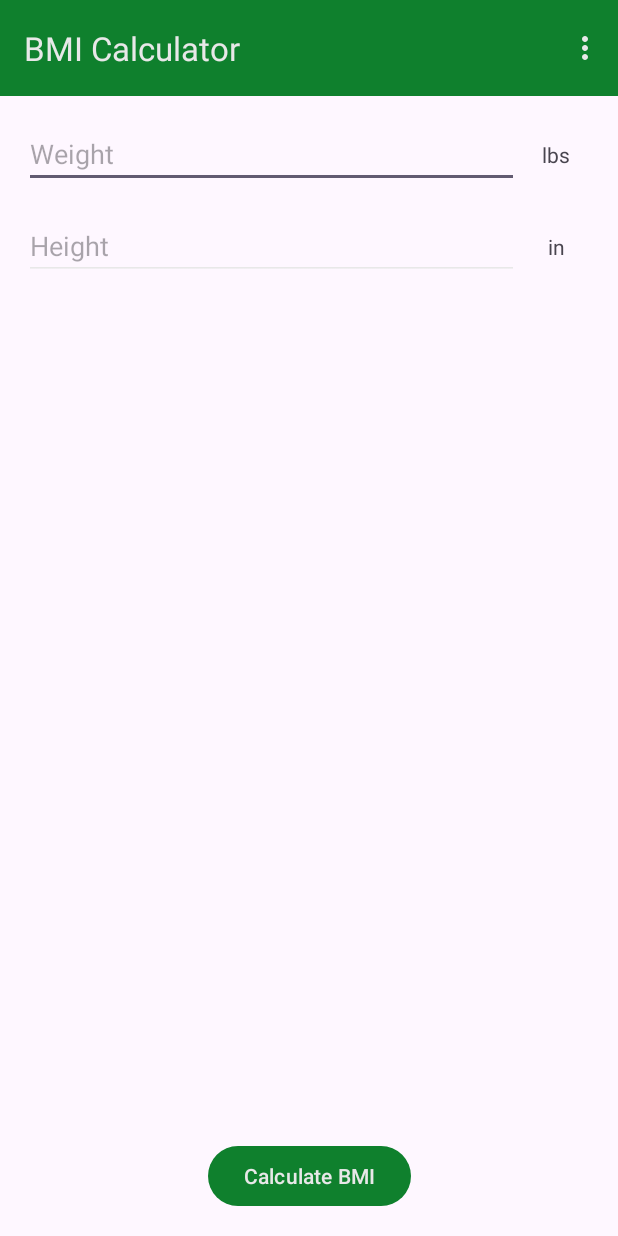
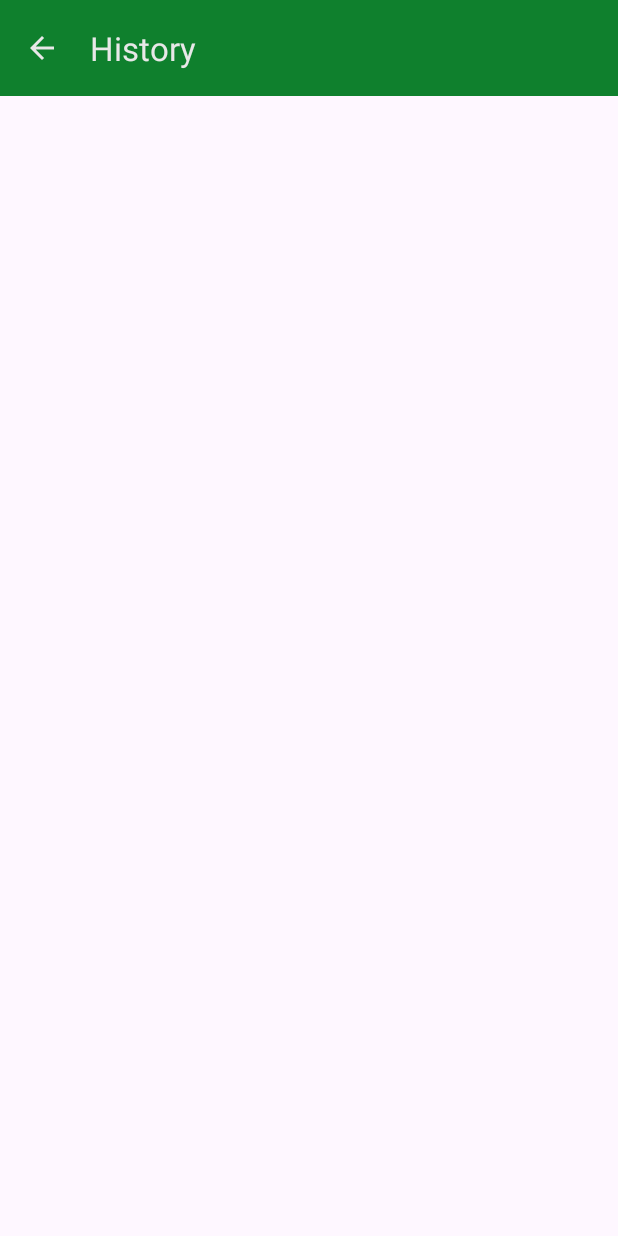
Before and after one commit to Monczak/BMICalculator, an Android app: the screen it shows after launch (MainActivity before the commit, HistoryActivity after it), in the options menu, after a tap on "History", on a phone screen of 412 x 824 dp. Run offline under Robolectric (Android 15) with nearby library versions, the phone set to English and light mode, and no system bars; our stand-ins replace Room's generated code.

Commit message:
Add Room database for storing BMI history, start work on history activity

```diff
--- a/app/build.gradle.kts
+++ b/app/build.gradle.kts
@@ -1,6 +1,7 @@
 plugins {
     id("com.android.application")
     id("org.jetbrains.kotlin.android")
+    id("org.jetbrains.kotlin.kapt")
 }
 
 android {
@@ -34,6 +35,8 @@ android {
 
 dependencies {
 
+    implementation("androidx.room:room-runtime:2.3.0")
+    kapt("androidx.room:room-compiler:2.3.0")
     implementation("androidx.core:core-ktx:1.9.0")
     implementation("androidx.appcompat:appcompat:1.6.1")
     implementation("com.google.android.material:material:1.8.0")
--- a/app/src/main/AndroidManifest.xml
+++ b/app/src/main/AndroidManifest.xml
@@ -13,6 +13,9 @@
         android:theme="@style/Theme.BMICalculator"
         tools:targetApi="31">
         <activity
+            android:name=".HistoryActivity"
+            android:exported="false" />
+        <activity
             android:name=".BmiDetailsActivity"
             android:exported="false" />
         <activity
--- /dev/null
+++ b/app/src/main/java/edu/pwr/s266867/bmicalculator/AppDatabase.kt
@@ -0,0 +1,28 @@
+package edu.pwr.s266867.bmicalculator
+
+import android.content.Context
+import androidx.room.Database
+import androidx.room.Room
+import androidx.room.RoomDatabase
+
+@Database(entities = [BmiEntry::class], version = 3, exportSchema = false)
+abstract class AppDatabase : RoomDatabase() {
+    abstract fun calculationEntryDao(): CalculationEntryDao
+
+    companion object {
+        @Volatile
+        private var INSTANCE: AppDatabase? = null
+
+        fun getDatabase(context: Context): AppDatabase {
+            return INSTANCE ?: synchronized(this) {
+                val instance = Room.databaseBuilder(
+                    context.applicationContext,
+                    AppDatabase::class.java,
+                    "app_database"
+                ).fallbackToDestructiveMigration().build()
+                INSTANCE = instance
+                instance
+            }
+        }
+    }
+}
--- a/app/src/main/java/edu/pwr/s266867/bmicalculator/BmiCalculator.kt
+++ b/app/src/main/java/edu/pwr/s266867/bmicalculator/BmiCalculator.kt
@@ -4,18 +4,20 @@ object BmiCalculator {
     fun calculateBmi(weightKg: Double, heightCm: Double): Double
         = weightKg / ((heightCm / 100) * (heightCm / 100))
 
-    fun getBmiCategory(bmi: Double): BmiCategory = when {
+    fun getBmiCategory(bmi: Double?): BmiCategory? = when {
+        bmi == null -> null
         bmi < 18.5 -> BmiCategory.UNDERWEIGHT
         bmi in 18.5..< 25.0 -> BmiCategory.NORMAL
         bmi in 25.0 ..< 30.0 -> BmiCategory.OVERWEIGHT
         else -> BmiCategory.OBESE
     }
 
-    fun getBmiColor(bmiCategory: BmiCategory) : Int = when (bmiCategory) {
+    private fun getBmiColor(bmiCategory: BmiCategory?) : Int = when (bmiCategory) {
         BmiCategory.UNDERWEIGHT -> R.color.bmiUnderweight
         BmiCategory.NORMAL -> R.color.bmiNormal
         BmiCategory.OVERWEIGHT -> R.color.bmiOverweight
         BmiCategory.OBESE -> R.color.bmiObese
+        else -> R.color.black
     }
 
     fun getBmiColor(bmi: Double) : Int = getBmiColor(getBmiCategory(bmi))
--- /dev/null
+++ b/app/src/main/java/edu/pwr/s266867/bmicalculator/CalculationEntryDao.kt
@@ -0,0 +1,20 @@
+package edu.pwr.s266867.bmicalculator
+
+import androidx.room.Dao
+import androidx.room.Insert
+import androidx.room.Query
+
+@Dao
+interface CalculationEntryDao {
+    @Insert
+    fun insert(entry: BmiEntry)
+
+    @Query("SELECT * FROM bmi_history")
+    fun getAllEntries(): Array<BmiEntry>
+
+    @Query("DELETE FROM bmi_history")
+    fun clear()
+
+    @Query("SELECT * FROM bmi_history ORDER BY date DESC LIMIT :limit")
+    fun getRecentEntries(limit: Int): Array<BmiEntry>
+}
--- /dev/null
+++ b/app/src/main/java/edu/pwr/s266867/bmicalculator/HistoryActivity.kt
@@ -0,0 +1,34 @@
+package edu.pwr.s266867.bmicalculator
+
+import androidx.appcompat.app.AppCompatActivity
+import android.os.Bundle
+import android.view.MenuItem
+import androidx.appcompat.widget.Toolbar
+
+class HistoryActivity : AppCompatActivity() {
+    override fun onCreate(savedInstanceState: Bundle?) {
+        super.onCreate(savedInstanceState)
+        setContentView(R.layout.activity_history)
+
+        val toolbar = findViewById<Toolbar>(R.id.toolbar3)
+        setSupportActionBar(toolbar)
+        supportActionBar?.setDisplayHomeAsUpEnabled(true)
+        supportActionBar?.setDisplayShowHomeEnabled(true)
+
+        setupUI()
+    }
+
+    private fun setupUI() {
+
+    }
+
+    override fun onOptionsItemSelected(item: MenuItem): Boolean {
+        return when (item.itemId) {
+            android.R.id.home -> {
+                onBackPressed()
+                true
+            }
+            else -> super.onOptionsItemSelected(item)
+        }
+    }
+}
--- a/app/src/main/java/edu/pwr/s266867/bmicalculator/MainActivity.kt
+++ b/app/src/main/java/edu/pwr/s266867/bmicalculator/MainActivity.kt
@@ -7,6 +7,7 @@ package edu.pwr.s266867.bmicalculator
 import android.content.Intent
 import androidx.appcompat.app.AppCompatActivity
 import android.os.Bundle
+import android.util.Log
 import android.view.Gravity
 import android.view.Menu
 import android.view.MenuItem
@@ -32,6 +33,8 @@ class MainActivity : AppCompatActivity() {
         viewModel = ViewModelProvider(this)[BmiViewModel::class.java]
 
         setupUI()
+
+        Thread { AppDatabase.getDatabase(this).calculationEntryDao().clear() }.start()
     }
 
     private fun setupUI() {
@@ -96,8 +99,11 @@ class MainActivity : AppCompatActivity() {
             else
                 showToast(getText(R.string.invalid_height))
 
-            if (weightInputValid && heightInputValid)
+            if (weightInputValid && heightInputValid) {
                 viewModel.calculateBmi()
+
+                Thread { viewModel.updateDatabase(this) }.start()
+            }
         }
 
         findViewById<TextView>(R.id.bmiValueText).setOnClickListener {
@@ -129,6 +135,10 @@ class MainActivity : AppCompatActivity() {
     override fun onOptionsItemSelected(item: MenuItem): Boolean {
         when (item.itemId) {
             R.id.switchUnitsMenuItem -> viewModel.switchUnits()
+            R.id.historyMenuItem -> {
+                val intent = Intent(this, HistoryActivity::class.java)
+                startActivity(intent)
+            }
         }
         return true
     }
--- /dev/null
+++ b/app/src/main/res/layout/activity_history.xml
@@ -0,0 +1,21 @@
+<?xml version="1.0" encoding="utf-8"?>
+<androidx.constraintlayout.widget.ConstraintLayout xmlns:android="http://schemas.android.com/apk/res/android"
+    xmlns:app="http://schemas.android.com/apk/res-auto"
+    xmlns:tools="http://schemas.android.com/tools"
+    android:layout_width="match_parent"
+    android:layout_height="match_parent"
+    tools:context=".HistoryActivity">
+
+    <androidx.appcompat.widget.Toolbar
+        android:id="@+id/toolbar3"
+        android:layout_width="0dp"
+        android:layout_height="64dp"
+        android:background="@color/primary"
+        android:elevation="4dp"
+        android:minHeight="?attr/actionBarSize"
+        app:layout_constraintEnd_toEndOf="parent"
+        app:layout_constraintStart_toStartOf="parent"
+        app:layout_constraintTop_toTopOf="parent"
+        app:title="@string/history_view_title"
+        app:titleTextColor="@color/lightText" />
+</androidx.constraintlayout.widget.ConstraintLayout>
--- a/app/src/main/res/values/strings.xml
+++ b/app/src/main/res/values/strings.xml
@@ -2,6 +2,7 @@
     <string name="app_name">BMI Calculator</string>
 
     <string name="details_view_title">Details</string>
+    <string name="history_view_title">History</string>
 
     <string name="weight_input_label">Weight</string>
     <string name="height_input_label">Height</string>
```
Also changed, not shown: app/src/main/java/edu/pwr/s266867/bmicalculator/BmiDetailsActivity.kt (+5 -5 lines), app/src/main/java/edu/pwr/s266867/bmicalculator/BmiEntry.kt (added, +24 -0 lines), app/src/main/java/edu/pwr/s266867/bmicalculator/BmiViewModel.kt (+22 -6 lines).
